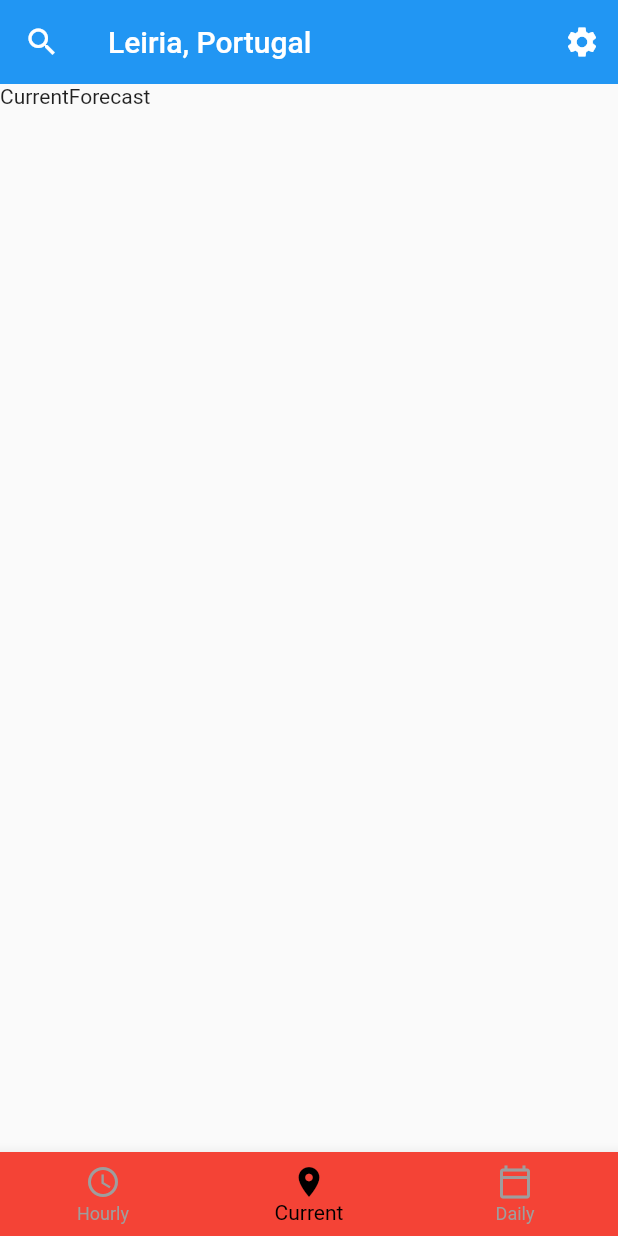
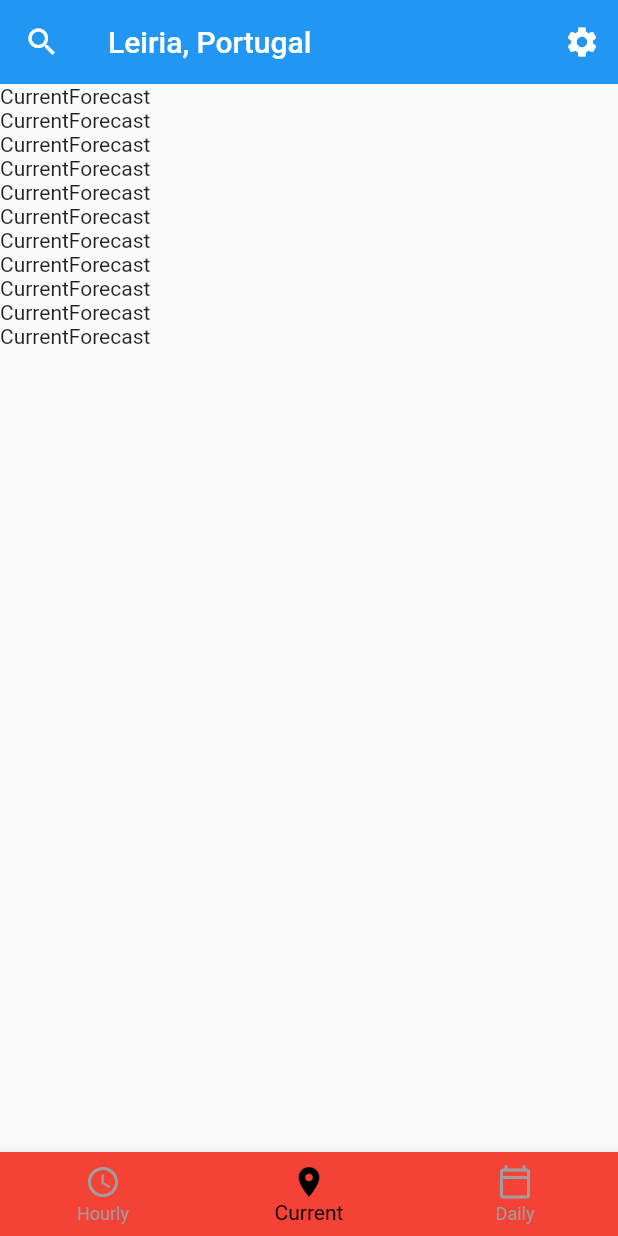
Before and after one commit to frpdoliv/mobile_weather, a Flutter app: the ForecastView screen opened directly, on a phone screen of 412 x 824 dp. Run offline on Flutter 3.47's test engine with Material 2 defaults, Android fonts, the phone set to English and light mode, and no system bars.

Commit message:
Updated placeholders

```diff
--- a/lib/screens/current_forecast.dart
+++ b/lib/screens/current_forecast.dart
@@ -1,12 +1,30 @@
 import 'package:flutter/material.dart';
+import 'package:mobile_weather/model/location_forecast.dart';
 
 class CurrentForecast extends StatelessWidget {
-  const CurrentForecast({ Key? key }) : super(key: key);
+  final LocationForecast? _forecastData;
+
+  const CurrentForecast({ Key? key , LocationForecast? forecastData}) :
+    _forecastData = forecastData,
+    super(key: key);
+
 
   @override
   Widget build(BuildContext context) {
-    return SafeArea(
-      child: Text('CurrentForecast'),
+    return Column(
+      children: [
+        Text('CurrentForecast'),
+        Text('CurrentForecast'),
+        Text('CurrentForecast'),
+        Text('CurrentForecast'),
+        Text('CurrentForecast'),
+        Text('CurrentForecast'),
+        Text('CurrentForecast'),
+        Text('CurrentForecast'),
+        Text('CurrentForecast'),
+        Text('CurrentForecast'),
+        Text('CurrentForecast'),
+      ],
     );
   }
 }
--- a/lib/screens/daily_forecast.dart
+++ b/lib/screens/daily_forecast.dart
@@ -5,8 +5,7 @@ class DailyForecast extends StatelessWidget {
 
   @override
   Widget build(BuildContext context) {
-    return SafeArea(
-      child: Text('DailyForecast'),
-    );
+    return Text('DailyForecast');
+
   }
 }
--- a/lib/screens/hourly_forecast.dart
+++ b/lib/screens/hourly_forecast.dart
@@ -5,8 +5,6 @@ class HourlyForecast extends StatelessWidget {
 
   @override
   Widget build(BuildContext context) {
-    return SafeArea(
-      child: Text('HourlyForecast')
-    );
+    return Text('HourlyForecast');
   }
 }
```
